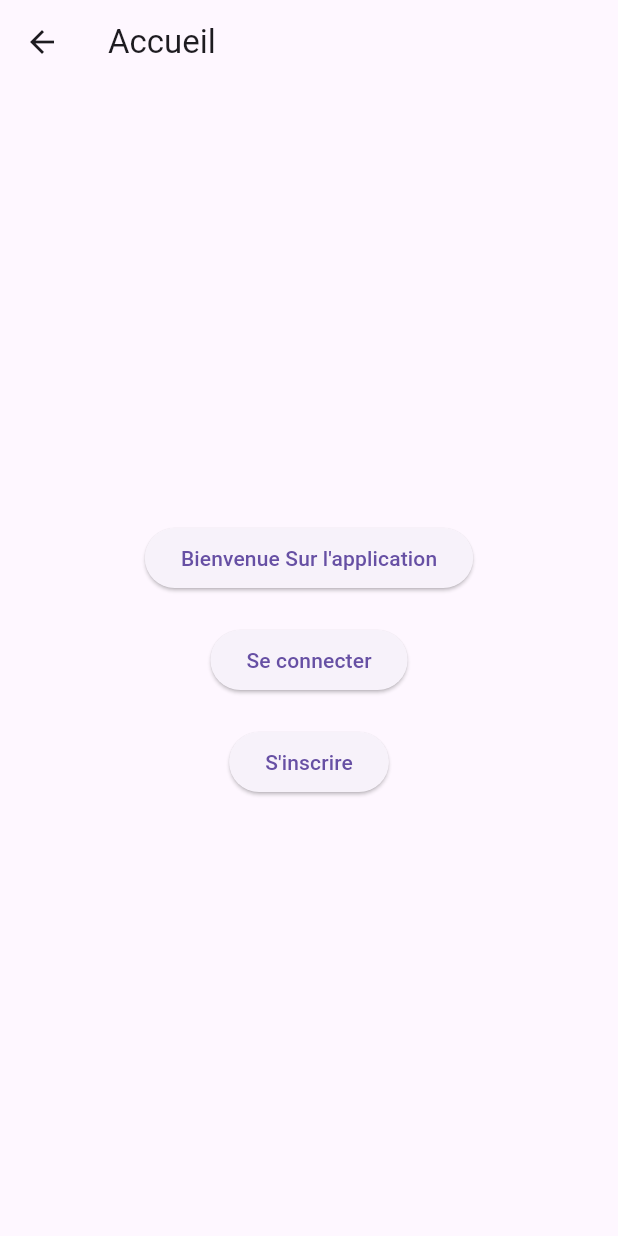
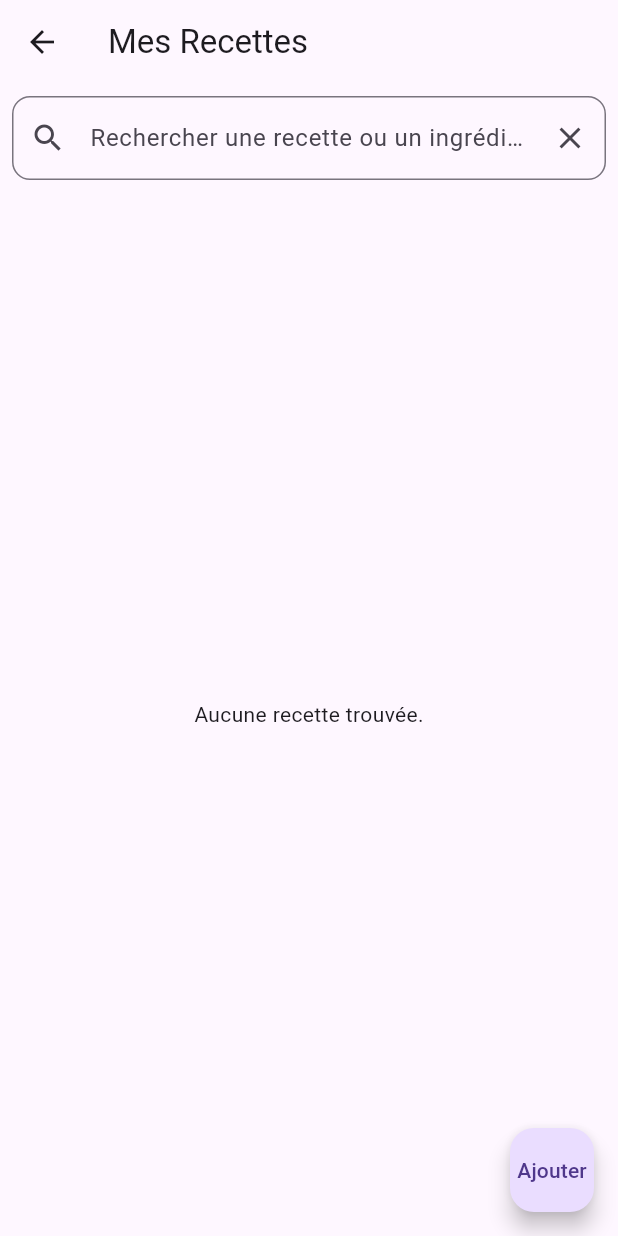
Before and after one commit to kon805/gestionnaire_recettes, a Flutter app: the HomePage screen opened by its route, on a phone screen of 412 x 824 dp. Run offline on Flutter 3.47's test engine with Material 3 defaults, Android fonts, the light colour scheme and no system bars; our stand-ins replace image_picker, shared_preferences, sqflite; accounts and stored records are empty.

Commit message:
2 eme commit (authentification et formuliare de creation de recette)

```diff
--- a/lib/home_page.dart
+++ b/lib/home_page.dart
@@ -1,37 +1,119 @@
+import 'dart:io';
 import 'package:flutter/material.dart';
+import 'package:gestionnaire_recettes/models/recette.dart';
 import 'package:gestionnaire_recettes/routes/app_routes.dart';
+import 'package:gestionnaire_recettes/services/recette_service.dart';
 
-void main() {
-  runApp(const HomePage());
+class HomePage extends StatefulWidget {
+  const HomePage({super.key});
+
+  @override
+  State<HomePage> createState() => _HomePageState();
 }
 
-class HomePage extends StatelessWidget {
-  const HomePage({super.key});
+final TextEditingController searchController = TextEditingController();
+
+class _HomePageState extends State<HomePage> {
+  late Future<List<Recette>> _recettes;
+
+  @override
+  void initState() {
+    super.initState();
+    _recettes = RecetteService.getToutesRecettes();
+  }
+
+  Future<void> _rafraichir() async {
+    setState(() {
+      _recettes = RecetteService.getToutesRecettes();
+    });
+  }
 
   @override
   Widget build(BuildContext context) {
     return Scaffold(
-      appBar: AppBar(title: const Text('Accueil')),
-      body: Center(
-        child: Column(
-          mainAxisAlignment: MainAxisAlignment.center,
-          children: [
-            ElevatedButton(
-              child: const Text("Bienvenue Sur l'application"),
-              onPressed: () => Navigator.pushNamed(context, AppRoutes.welcome),
+      appBar: AppBar(title: const Text("Mes Recettes")),
+      body: Column(
+        children: [
+          Padding(
+            padding: const EdgeInsets.all(8.0),
+            child: TextField(
+              controller: searchController,
+              decoration: InputDecoration(
+                hintText: 'Rechercher une recette ou un ingrédient...',
+                prefixIcon: const Icon(Icons.search),
+                suffixIcon: IconButton(
+                  icon: const Icon(Icons.clear),
+                  onPressed: () {
+                    searchController.clear();
+                    _rafraichir(); // recharge toutes les recettes
+                  },
+                ),
+                border: OutlineInputBorder(
+                  borderRadius: BorderRadius.circular(12),
+                ),
+              ),
+              onChanged: (value) async {
+                if (value.trim().isEmpty) {
+                  _rafraichir();
+                } else {
+                  setState(() {
+                    _recettes = RecetteService.rechercherRecettes(value);
+                  });
+                }
+              },
             ),
-            const SizedBox(height: 20),
-            ElevatedButton(
-              child: const Text("Se connecter"),
-              onPressed: () => Navigator.pushNamed(context, AppRoutes.login),
+          ),
+          Expanded(
+            child: FutureBuilder<List<Recette>>(
+              future: _recettes,
+              builder: (context, snapshot) {
+                if (snapshot.connectionState == ConnectionState.waiting) {
+                  return const Center(child: CircularProgressIndicator());
+                }
+
+                final recettes = snapshot.data ?? [];
+
+                if (recettes.isEmpty) {
+                  return const Center(child: Text("Aucune recette trouvée."));
+                }
+
+                return RefreshIndicator(
+                  onRefresh: _rafraichir,
+                  child: ListView.builder(
+                    itemCount: recettes.length,
+                    itemBuilder: (context, index) {
+                      final recette = recettes[index];
+                      return Card(
+                        margin: const EdgeInsets.all(8),
+                        child: ListTile(
+                          leading: Image.file(
+                            File(recette.imagePath),
+                            width: 60,
+                            fit: BoxFit.cover,
+                          ),
+                          title: Text(recette.titre),
+                          subtitle: Text(
+                            recette.description.length > 50
+                                ? recette.description.substring(0, 50) + '...'
+                                : recette.description,
+                          ),
+                        ),
+                      );
+                    },
+                  ),
+                );
+              },
             ),
-            const SizedBox(height: 20),
-            ElevatedButton(
-              child: const Text("S'inscrire"),
-              onPressed: () => Navigator.pushNamed(context, AppRoutes.register),
-            ),
-          ],
-        ),
+          ),
+        ],
+      ),
+
+      floatingActionButton: FloatingActionButton(
+        onPressed: () async {
+          await Navigator.pushNamed(context, AppRoutes.addRecette);
+          _rafraichir(); // recharge après ajout
+        },
+        child: const Text('Ajouter'),
       ),
     );
   }
--- a/lib/main.dart
+++ b/lib/main.dart
@@ -13,7 +13,8 @@ class RecetteApp extends StatelessWidget {
     return MaterialApp(
       title: 'Gestionnaire de Recettes',
       theme: ThemeData(primarySwatch: Colors.teal, useMaterial3: true),
-      initialRoute: AppRoutes.welcome,
+      initialRoute: AppRoutes.splash,
+
       routes: AppRoutes.routes,
     );
   }
--- /dev/null
+++ b/lib/models/recette.dart
@@ -0,0 +1,25 @@
+class Recette {
+  final int id;
+  final String titre;
+  final String description;
+  final String imagePath;
+  final int utilisateurId;
+
+  Recette({
+    required this.id,
+    required this.titre,
+    required this.description,
+    required this.imagePath,
+    required this.utilisateurId,
+  });
+
+  factory Recette.fromMap(Map<String, dynamic> map) {
+    return Recette(
+      id: map['id'],
+      titre: map['titre'],
+      description: map['description'],
+      imagePath: map['image_path'],
+      utilisateurId: map['utilisateur_id'],
+    );
+  }
+}
--- a/lib/routes/app_routes.dart
+++ b/lib/routes/app_routes.dart
@@ -4,6 +4,9 @@ import 'package:gestionnaire_recettes/screens/register_page.dart';
 import 'package:gestionnaire_recettes/home_page.dart';
 import 'package:gestionnaire_recettes/screens/welcome_page.dart';
 import 'package:gestionnaire_recettes/main.dart';
+import 'package:gestionnaire_recettes/screens/splash_page.dart';
+import 'package:gestionnaire_recettes/screens/add_recette_page.dart';
+
 // on va le créer ci-dessous
 
 class AppRoutes {
@@ -12,6 +15,8 @@ class AppRoutes {
   static const String register = '/register';
   static const String home = '/home';
   static const String main = '/main';
+  static const String splash = '/splash';
+  static const String addRecette = '/ajouter-recette';
 
   static final Map<String, WidgetBuilder> routes = {
     welcome: (context) => const WelcomePage(),
@@ -19,5 +24,7 @@ class AppRoutes {
     register: (context) => const RegisterPage(),
     home: (context) => const HomePage(),
     main: (context) => const RecetteApp(),
+    splash: (context) => const SplashPage(),
+    addRecette: (context) => const AddRecettePage(),
   };
 }
--- a/lib/screens/login_page.dart
+++ b/lib/screens/login_page.dart
@@ -2,8 +2,8 @@ import 'package:flutter/material.dart';
 import 'package:gestionnaire_recettes/services/database_service.dart';
 import 'package:gestionnaire_recettes/models/utilisateur.dart';
 import 'package:shared_preferences/shared_preferences.dart';
-
 import 'package:gestionnaire_recettes/routes/app_routes.dart';
+import 'package:gestionnaire_recettes/services/session_service.dart';
 
 class LoginPage extends StatefulWidget {
   const LoginPage({super.key});
@@ -36,8 +36,7 @@ class _LoginPageState extends State<LoginPage> {
     );
 
     if (utilisateur != null) {
-      final prefs = await SharedPreferences.getInstance();
-      await prefs.setInt('utilisateur_id', utilisateur.id!);
+      await SessionService.enregistrerSession(utilisateur.id!);
 
       if (!mounted) return;
       Navigator.pushReplacementNamed(context, AppRoutes.home);
--- a/lib/services/database_service.dart
+++ b/lib/services/database_service.dart
@@ -10,7 +10,7 @@ class DatabaseService {
     final path = join(await getDatabasesPath(), 'recettes.db');
     _database = await openDatabase(
       path,
-      version: 1,
+      version: 2,
       onCreate: (db, version) async {
         await db.execute('''
           CREATE TABLE utilisateurs (
@@ -20,6 +20,37 @@ class DatabaseService {
             mot_de_passe TEXT
           )
         ''');
+        // Table recettes
+        await db.execute('''
+    CREATE TABLE recettes (
+      id INTEGER PRIMARY KEY AUTOINCREMENT,
+      titre TEXT,
+      description TEXT,
+      image_path TEXT,
+      utilisateur_id INTEGER,
+      FOREIGN KEY (utilisateur_id) REFERENCES utilisateurs(id)
+    )
+  ''');
+
+        // Table ingrédients
+        await db.execute('''
+    CREATE TABLE ingredients (
+      id INTEGER PRIMARY KEY AUTOINCREMENT,
+      recette_id INTEGER,
+      nom TEXT,
+      FOREIGN KEY (recette_id) REFERENCES recettes(id)
+    )
+  ''');
+        // Table étapes
+        await db.execute('''
+    CREATE TABLE etapes (
+      id INTEGER PRIMARY KEY AUTOINCREMENT,
+      recette_id INTEGER,
+      description TEXT,
+      numero INTEGER,
+      FOREIGN KEY (recette_id) REFERENCES recettes(id)
+    )
+  ''');
       },
     );
     return _database!;
--- /dev/null
+++ b/lib/services/recette_service.dart
@@ -0,0 +1,66 @@
+import 'package:sqflite/sqflite.dart';
+import 'package:gestionnaire_recettes/services/database_service.dart';
+import 'package:gestionnaire_recettes/models/recette.dart';
+
+class RecetteService {
+  static Future<int> ajouterRecette({
+    required String titre,
+    required String description,
+    required String imagePath,
+    required int utilisateurId,
+    required List<String> ingredients,
+    required List<String> etapes,
+  }) async {
+    final db = await DatabaseService.getDatabase();
+
+    // 1. Insérer la recette
+    final recetteId = await db.insert('recettes', {
+      'titre': titre,
+      'description': description,
+      'image_path': imagePath,
+      'utilisateur_id': utilisateurId,
+    });
+
+    // 2. Insérer les ingrédients
+    for (final ingredient in ingredients) {
+      await db.insert('ingredients', {
+        'recette_id': recetteId,
+        'nom': ingredient,
+      });
+    }
+
+    // 3. Insérer les étapes
+    for (int i = 0; i < etapes.length; i++) {
+      await db.insert('etapes', {
+        'recette_id': recetteId,
+        'description': etapes[i],
+        'numero': i + 1,
+      });
+    }
+
+    return recetteId;
+  }
+
+  static Future<List<Recette>> getToutesRecettes() async {
+    final db = await DatabaseService.getDatabase();
+    final result = await db.query('recettes', orderBy: 'id DESC');
+    return result.map((map) => Recette.fromMap(map)).toList();
+  }
+
+  static Future<List<Recette>> rechercherRecettes(String motCle) async {
+    final db = await DatabaseService.getDatabase();
+
+    // Rechercher dans les titres ou les ingrédients
+    final result = await db.rawQuery(
+      '''
+    SELECT DISTINCT r.* FROM recettes r
+    LEFT JOIN ingredients i ON i.recette_id = r.id
+    WHERE r.titre LIKE ? OR i.nom LIKE ?
+    ORDER BY r.id DESC
+  ''',
+      ['%$motCle%', '%$motCle%'],
+    );
+
+    return result.map((map) => Recette.fromMap(map)).toList();
+  }
+}
--- a/pubspec.yaml
+++ b/pubspec.yaml
@@ -33,6 +33,9 @@ dependencies:
   sqflite: ^2.3.0
   path_provider: ^2.1.2
   shared_preferences: ^2.2.2
+
+  image_picker: ^1.0.4
+
 
   # The following adds the Cupertino Icons font to your application.
   # Use with the CupertinoIcons class for iOS style icons.
```
Also changed, not shown: lib/screens/add_recette_page.dart (added, +176 -0 lines), lib/screens/splash_page.dart (added, +34 -0 lines), lib/services/session_service.dart (added, +20 -0 lines), pubspec.lock, 5 other files.
